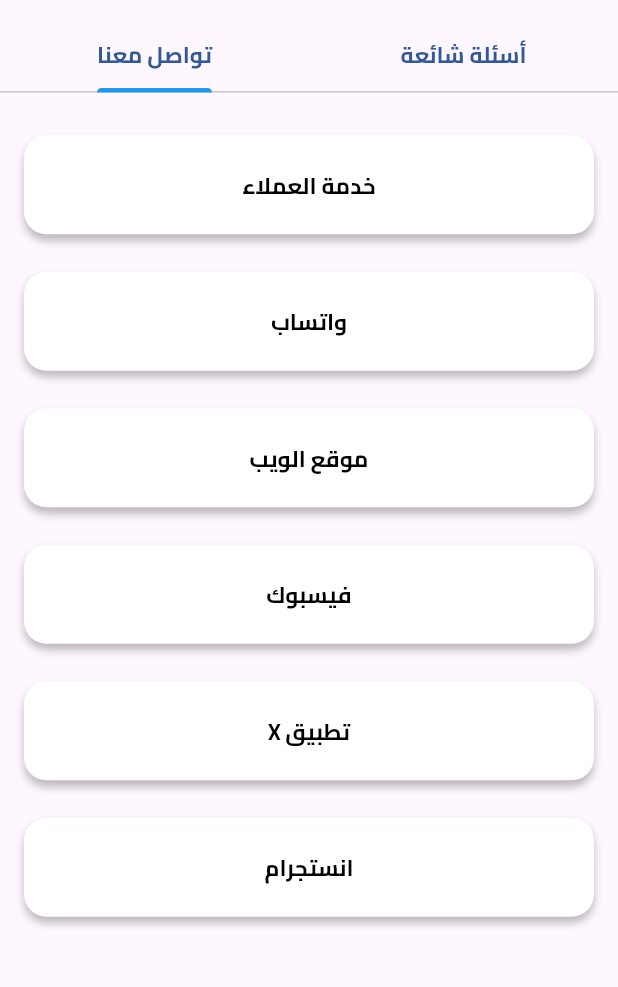
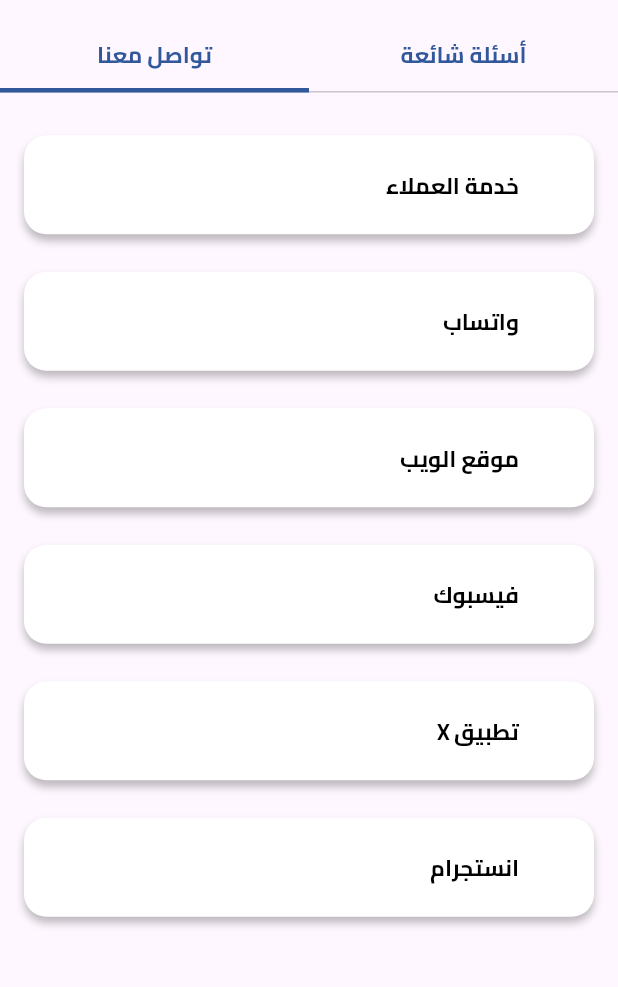
Before and after one commit to mohamedkter/Mahlolua_app, a Flutter app: the HelpCenterPage screen opened directly, on a phone screen of 412 x 824 dp, the part 65-1052 px from its top. Run offline on Flutter 3.47's test engine with Material 3 defaults, Android fonts, the phone set to English and light mode, and no system bars; our stand-ins replace chips_choice, dots_indicator; missing offline and left inert: read_more_text.

Commit message:
i make a update in help center

```diff
--- a/lib/Pages/help_center_page.dart
+++ b/lib/Pages/help_center_page.dart
@@ -43,16 +43,22 @@
             ),
           ),
           bottom: TabBar(
-            indicatorColor: Colors.blue,
-            indicatorSize: TabBarIndicatorSize.label, // زيادة عرض الـ indicator
+
+            indicatorColor: MainColor,
+            indicatorSize: TabBarIndicatorSize.tab, // زيادة عرض الـ indicator
             indicatorWeight: 3.0,
+            labelStyle: TextStyle(
+              fontSize: 19.0,
+              fontFamily: 'cairo',
+              color: MainColor,
+              fontWeight: FontWeight.bold),
               // زيادة طول الخط
             tabs: [
               Tab(
                 child: Text(
                   "تواصل معنا",
                   style: TextStyle(
-                    color: const Color(0xFF32589C),
+                    color: MainColor,
                     fontFamily: 'Cairo',
                     fontSize: 15.0,
                     fontWeight: FontWeight.bold,
@@ -137,8 +143,13 @@
             ),
           ],
         ),
-        child: Center(
-          child: Text(
+        child: Padding(
+          padding: const EdgeInsets.only(right: 50.0),
+          child: Row(
+
+            mainAxisAlignment: MainAxisAlignment.end,
+            children: [
+              Text(
                 text,
                 textAlign: TextAlign.right, // تحديد محاذاة النص
                 style: TextStyle(
@@ -151,6 +162,8 @@
                 ),
                 textDirection: TextDirection.rtl, // تغيير محاذاة النص هنا
               ),
+            ],
+          ),
         ),
       ),
     );
--- a/lib/main.dart
+++ b/lib/main.dart
@@ -1,12 +1,14 @@
 import 'package:flutter/material.dart';
 import 'package:mahloula/Constants/Color_Constants.dart';
 import 'package:mahloula/Pages/Service_Provider_Pages/service_provider_main_page.dart';
+import 'package:mahloula/Pages/Service_Provider_Pages/service_provider_profile_page.dart';
 import 'package:mahloula/Pages/User_Pages/home_page.dart';
 import 'package:mahloula/Pages/help_center1_page.dart';
 import 'package:mahloula/Pages/help_center_page.dart';
 import 'package:mahloula/Pages/notifications_page.dart';
 import 'package:mahloula/Pages/privacy_policy_page.dart';
 import 'package:mahloula/Pages/welcome_page_one.dart';
+import 'package:mahloula/Pages/welcome_page_two.dart';
 
 void main() {
   runApp(const MyApp());
@@ -22,7 +24,9 @@
       debugShowCheckedModeBanner: false,
       theme: ThemeData(primaryColor: MainColor
       ),
-      home:WelcomePageTwo()
+      home:ServiceProviderProfilePage()
+      //HelpCenterPage()
+      //WelcomePageTwo()
       //HomePage(name: "ahmed")
       //WelcomePageOne(),
       //ServiceProviderMainPage(name: "Ahmed")
```
Also changed, not shown: lib/Pages/Service_Provider_Pages/service_provider_profile_page.dart (+14 -2 lines), lib/Pages/User_Pages/user_profile_page.dart (+15 -3 lines). Lines whose indentation alone changed are shown as unchanged.
